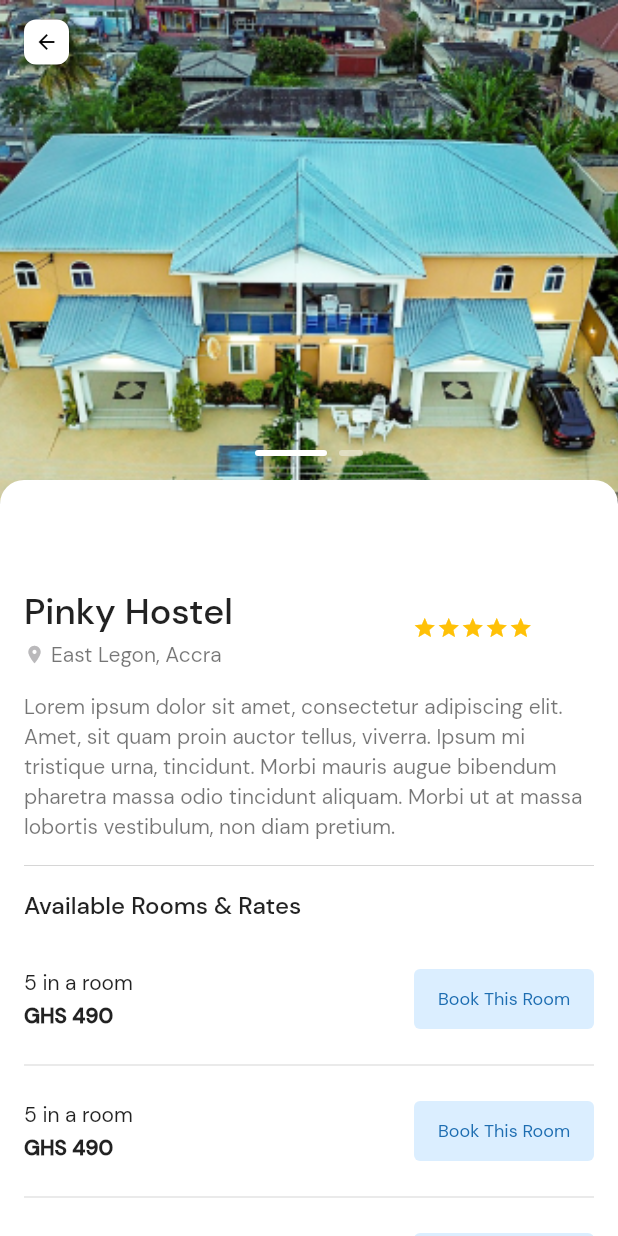
After one commit to uxderrick/hostel_hub, a Flutter app: the HostelDetail screen opened directly, on a phone screen of 412 x 824 dp. The commit adds this screen. Run offline on Flutter 3.47's test engine with Material 2 defaults, Android fonts, the phone set to English and light mode, and no system bars; drawn by our look-alikes of smooth_page_indicator.

Commit message:
Added Home screen and Hostel Detail screen

```diff
--- /dev/null
+++ b/lib/Components/available_rooms_tile.dart
@@ -0,0 +1,72 @@
+import 'package:flutter/material.dart';
+
+class AvailableRoomRow extends StatelessWidget {
+  final String numberInRoom;
+  final String hostelRent;
+  const AvailableRoomRow({
+    Key? key,
+    required this.numberInRoom,
+    required this.hostelRent,
+  }) : super(key: key);
+
+  @override
+  Widget build(BuildContext context) {
+    return Row(
+      mainAxisAlignment: MainAxisAlignment.spaceBetween,
+      children: [
+        Column(
+          crossAxisAlignment: CrossAxisAlignment.start,
+          children: [
+            Text('$numberInRoom in a room'),
+            const SizedBox(
+              height: 4,
+            ),
+            Text(
+              'GHS $hostelRent',
+              style: const TextStyle(fontWeight: FontWeight.bold),
+            )
+          ],
+        ),
+        Container(
+            alignment: Alignment.center,
+            decoration: BoxDecoration(
+                color: const Color(0xffDBEEFF),
+                borderRadius: BorderRadius.circular(4)),
+            height: 40,
+            width: 120,
+            child: const Text(
+              'Book This Room',
+              style: TextStyle(fontSize: 12, color: Color(0xff1D6DB1)),
+            ))
+      ],
+    );
+  }
+}
+
+class AvailableRoomListTile extends StatelessWidget {
+  const AvailableRoomListTile({
+    Key? key,
+  }) : super(key: key);
+
+  @override
+  Widget build(BuildContext context) {
+    return Column(
+      children: const [
+        SizedBox(
+          height: 16,
+        ),
+        AvailableRoomRow(
+          hostelRent: '490',
+          numberInRoom: '5',
+        ),
+        SizedBox(
+          height: 16,
+        ),
+        Divider(
+          color: Colors.black54,
+          thickness: 0.2,
+        ),
+      ],
+    );
+  }
+}
--- a/lib/Components/hostel_list_row_scroll.dart
+++ b/lib/Components/hostel_list_row_scroll.dart
@@ -1,5 +1,6 @@
 import 'package:flutter/material.dart';
 import 'package:hostel_hub/Components/hostel_card.dart';
+import 'package:hostel_hub/Screens/hostel_detail_screen.dart';
 
 class HostelRowScrollList extends StatelessWidget {
   final String listName;
@@ -40,21 +41,38 @@ class HostelRowScrollList extends StatelessWidget {
               const SizedBox(
                 width: 16,
               ),
-              HostelCard(
+              GestureDetector(
+                child: HostelCard(
                   hostelImage: hostelImage,
                   hostelLocation: 'East Legon, Accra',
                   hostelName: 'Pinky Hostel',
                   hostelRent: '400',
                 ),
+                onTap: () {
+                  Navigator.push(
+                      context,
+                      MaterialPageRoute(
+                        builder: (context) => const HostelDetail(),
+                      ));
+                },
+              ),
               const SizedBox(
                 width: 24,
               ),
-              HostelCard(
+              GestureDetector(
+                  child: HostelCard(
                     hostelImage: hostelImage,
                     hostelLocation: 'Tantra Hills, Accra',
                     hostelName: 'Camille & Marie Hostels',
                     hostelRent: '750',
                   ),
+                  onTap: () {
+                    Navigator.push(
+                        context,
+                        MaterialPageRoute(
+                          builder: (context) => const HostelDetail(),
+                        ));
+                  }),
               const SizedBox(
                 width: 16,
               )
--- /dev/null
+++ b/lib/Screens/hostel_detail_1.dart
@@ -0,0 +1,25 @@
+import 'package:flutter/material.dart';
+
+class HostelDetail1 extends StatefulWidget {
+  const HostelDetail1({super.key});
+
+  @override
+  State<HostelDetail1> createState() => _HostelDetail1State();
+}
+
+class _HostelDetail1State extends State<HostelDetail1> {
+  @override
+  Widget build(BuildContext context) {
+    return Scaffold(
+      backgroundColor: Colors.transparent,
+      body: Container(
+        decoration: const BoxDecoration(
+            image: DecorationImage(
+                alignment: Alignment.center,
+                fit: BoxFit.cover,
+                image: AssetImage('images/hostel detail.png'))),
+        height: MediaQuery.of(context).size.height / 2,
+      ),
+    );
+  }
+}
--- /dev/null
+++ b/lib/Screens/hostel_detail_2.dart
@@ -0,0 +1,25 @@
+import 'package:flutter/material.dart';
+
+class HostelDetail2 extends StatefulWidget {
+  const HostelDetail2({super.key});
+
+  @override
+  State<HostelDetail2> createState() => _HostelDetail2State();
+}
+
+class _HostelDetail2State extends State<HostelDetail2> {
+  @override
+  Widget build(BuildContext context) {
+    return Scaffold(
+      backgroundColor: Colors.transparent,
+      body: Container(
+        decoration: const BoxDecoration(
+            image: DecorationImage(
+                alignment: Alignment.center,
+                fit: BoxFit.cover,
+                image: AssetImage('images/hostel1.png'))),
+        height: MediaQuery.of(context).size.height / 2,
+      ),
+    );
+  }
+}
--- /dev/null
+++ b/lib/Screens/hostel_detail_screen.dart
@@ -0,0 +1,224 @@
+import 'package:flutter/material.dart';
+import 'package:hostel_hub/Screens/hostel_detail_1.dart';
+import 'package:hostel_hub/Screens/hostel_detail_2.dart';
+import 'package:smooth_page_indicator/smooth_page_indicator.dart';
+
+import '../Components/available_rooms_tile.dart';
+
+class HostelDetail extends StatefulWidget {
+  const HostelDetail({super.key});
+
+  @override
+  State<HostelDetail> createState() => _HostelDetailState();
+}
+
+class _HostelDetailState extends State<HostelDetail> {
+  final PageController _controller = PageController();
+
+  @override
+  Widget build(BuildContext context) {
+    return Scaffold(
+      backgroundColor: Colors.amber,
+      extendBodyBehindAppBar: true,
+      appBar: AppBar(
+        leading: Row(
+          children: [
+            const SizedBox(
+              width: 16,
+            ),
+            Container(
+              height: 30,
+              width: 30,
+              decoration: BoxDecoration(
+                  color: Colors.white, borderRadius: BorderRadius.circular(8)),
+              child: GestureDetector(
+                child: const Icon(
+                  Icons.arrow_back,
+                  color: Colors.black,
+                  size: 16,
+                ),
+                onTap: () {
+                  Navigator.pop(context);
+                },
+              ),
+            ),
+          ],
+        ),
+        elevation: 0,
+        backgroundColor: Colors.transparent,
+      ),
+      body: Stack(
+        children: [
+          PageView(
+            controller: _controller,
+            children: const [HostelDetail1(), HostelDetail2()],
+          ),
+          Column(
+            children: [
+              const SizedBox(
+                height: 300,
+              ),
+              SmoothPageIndicator(
+                controller: _controller,
+                count: 2,
+                effect: ExpandingDotsEffect(
+                    dotColor: Colors.white.withOpacity(0.4),
+                    activeDotColor: Colors.white,
+                    dotHeight: 4),
+              ),
+              const SizedBox(height: 16),
+              Expanded(
+                child: Container(
+                  decoration: const BoxDecoration(
+                      color: Colors.white,
+                      borderRadius: BorderRadius.only(
+                          topLeft: Radius.circular(16),
+                          topRight: Radius.circular(16))),
+                  height: 2 * MediaQuery.of(context).size.height / 3,
+                  width: double.infinity,
+                  child: Expanded(
+                    child: ListView(
+                      children: [
+                        Padding(
+                          padding: const EdgeInsets.all(16.0),
+                          child: Column(
+                            crossAxisAlignment: CrossAxisAlignment.start,
+                            children: [
+                              Row(
+                                mainAxisAlignment:
+                                    MainAxisAlignment.spaceBetween,
+                                children: [
+                                  Row(
+                                    mainAxisAlignment:
+                                        MainAxisAlignment.spaceBetween,
+                                    children: [
+                                      Column(
+                                        mainAxisAlignment:
+                                            MainAxisAlignment.spaceBetween,
+                                        crossAxisAlignment:
+                                            CrossAxisAlignment.start,
+                                        children: [
+                                          const Text(
+                                            'Pinky Hostel',
+                                            style: TextStyle(
+                                                fontSize: 24,
+                                                fontWeight: FontWeight.w500),
+                                          ),
+                                          const SizedBox(
+                                            height: 4,
+                                          ),
+                                          Row(
+                                            crossAxisAlignment:
+                                                CrossAxisAlignment.center,
+                                            children: const [
+                                              Icon(
+                                                Icons.location_on,
+                                                size: 14,
+                                                color: Color(0xffBAB9BB),
+                                              ),
+                                              SizedBox(
+                                                width: 4,
+                                              ),
+                                              Text(
+                                                'East Legon, Accra',
+                                                style: TextStyle(
+                                                    color: Colors.black54),
+                                              )
+                                            ],
+                                          )
+                                        ],
+                                      ),
+                                      const SizedBox(
+                                        width: 120,
+                                      ),
+                                      Row(
+                                        children: const [
+                                          Icon(
+                                            Icons.star,
+                                            color: Colors.amber,
+                                            size: 16,
+                                          ),
+                                          Icon(
+                                            Icons.star,
+                                            color: Colors.amber,
+                                            size: 16,
+                                          ),
+                                          Icon(
+                                            Icons.star,
+                                            color: Colors.amber,
+                                            size: 16,
+                                          ),
+                                          Icon(
+                                            Icons.star,
+                                            color: Colors.amber,
+                                            size: 16,
+                                          ),
+                                          Icon(
+                                            Icons.star,
+                                            color: Colors.amber,
+                                            size: 16,
+                                          ),
+                                        ],
+                                      ),
+                                    ],
+                                  ),
+                                ],
+                              ),
+                              const SizedBox(
+                                height: 16,
+                              ),
+                              const Text(
+                                'Lorem ipsum dolor sit amet, consectetur adipiscing elit. Amet, sit quam proin auctor tellus, viverra. Ipsum mi tristique urna, tincidunt. Morbi mauris augue bibendum pharetra massa odio tincidunt aliquam. Morbi ut at massa lobortis vestibulum, non diam pretium.',
+                                style: TextStyle(
+                                    color: Colors.black54, height: 1.4),
+                              ),
+                              const SizedBox(
+                                height: 8,
+                              ),
+                              const Divider(
+                                color: Colors.black54,
+                                thickness: 0.2,
+                              ),
+                              const SizedBox(
+                                height: 8,
+                              ),
+                              Column(
+                                crossAxisAlignment: CrossAxisAlignment.start,
+                                children: [
+                                  const Text(
+                                    'Available Rooms & Rates',
+                                    style: TextStyle(
+                                        fontWeight: FontWeight.w500,
+                                        fontSize: 16),
+                                  ),
+                                  const SizedBox(
+                                    height: 16,
+                                  ),
+                                  ListView(
+                                    physics:
+                                        const NeverScrollableScrollPhysics(),
+                                    shrinkWrap: true,
+                                    children: const [
+                                      AvailableRoomListTile(),
+                                      AvailableRoomListTile(),
+                                      AvailableRoomListTile(),
+                                      AvailableRoomListTile(),
+                                    ],
+                                  )
+                                ],
+                              ),
+                            ],
+                          ),
+                        ),
+                      ],
+                    ),
+                  ),
+                ),
+              ),
+            ],
+          )
+        ],
+      ),
+    );
+  }
+}
--- a/lib/Screens/intro_screen_3.dart
+++ b/lib/Screens/intro_screen_3.dart
@@ -22,7 +22,7 @@ class Intro3 extends StatelessWidget {
         ),
         const Text(
           'All Your Hostel Needs In One Place',
-          style: TextStyle(fontSize: 16, fontWeight: FontWeight.bold),
+          style: TextStyle(fontSize: 16, fontWeight: FontWeight.w500),
         )
       ]),
     );
--- a/lib/Screens/welcome_screen_main.dart
+++ b/lib/Screens/welcome_screen_main.dart
@@ -47,9 +47,7 @@ class _WelcomeScreenState extends State<WelcomeScreen> {
               child: Column(
                 mainAxisAlignment: MainAxisAlignment.center,
                 children: [
-                  const SizedBox(
-                    height: 550,
-                  ),
+                  const Spacer(),
                   SmoothPageIndicator(
                     controller: _controller,
                     count: 3,
@@ -104,6 +102,9 @@ class _WelcomeScreenState extends State<WelcomeScreen> {
                       ),
                     ),
                   ),
+                  const SizedBox(
+                    height: 56,
+                  )
                 ],
               ),
             ),
```
Also changed, not shown: images/hostel detail.png (added). Lines whose indentation alone changed are shown as unchanged.
